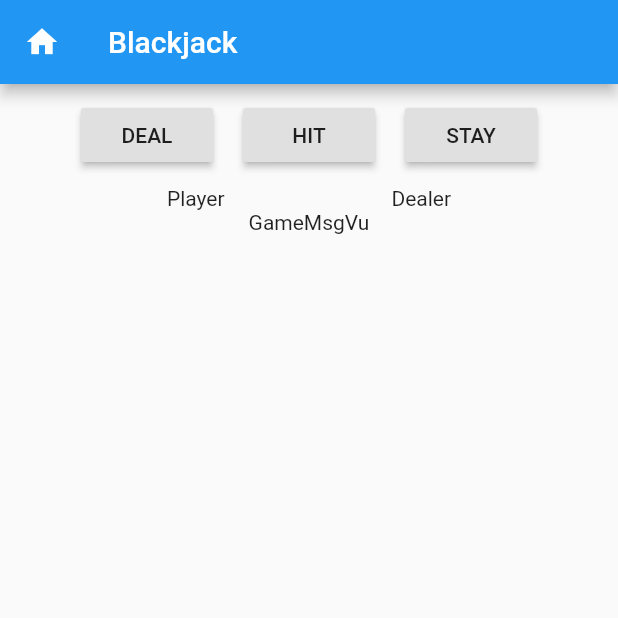
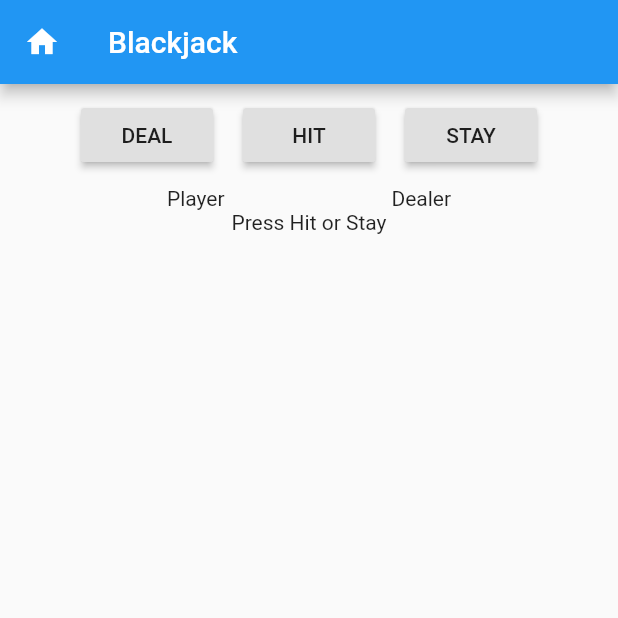
Before and after one commit to StokeMasterJack/flutter_workshop, a Flutter app: the screen it shows after launch, on a phone screen of 412 x 824 dp, the top half of it. Run offline on Flutter 3.47's test engine with Material 2 defaults, Android fonts, the phone set to English and light mode, and no system bars; our stand-ins replace permission_handler.

Commit message:
wed 12:21am

```diff
--- /dev/null
+++ b/app1/lib/bj.dart
@@ -0,0 +1,7 @@
+
+class Game{
+
+  final String msg = "Press Hit or Stay";
+
+  const Game();
+}
--- a/app1/lib/main.dart
+++ b/app1/lib/main.dart
@@ -1,4 +1,6 @@
 import 'package:flutter/material.dart';
+
+import 'bj.dart';
 
 void main() => runApp(MyApp());
 
@@ -46,7 +48,6 @@ class ButtonsVu extends StatelessWidget {
 class HandsVu extends StatelessWidget {
   const HandsVu();
 
-
   @override
   Widget build(BuildContext context) {
     return Row(
@@ -68,15 +69,19 @@ class HandVu extends StatelessWidget {
 }
 
 class GameMsgVu extends StatelessWidget {
-  const GameMsgVu();
+  final String gameMsg;
+
+  const GameMsgVu(this.gameMsg);
 
   @override
   Widget build(BuildContext context) {
-    return Text("GameMsgVu");
+    return Text(gameMsg);
   }
 }
 
 class MyApp extends StatelessWidget {
+  final g = const Game();
+
   const MyApp();
 
   void dispatch(BjAction action) {
@@ -87,9 +92,7 @@ class MyApp extends StatelessWidget {
   Widget build(BuildContext context) {
     return MaterialApp(
         title: 'Flutter Demo',
-      theme: ThemeData(
-        primarySwatch: Colors.blue,
-      ),
+        theme: ThemeData(primarySwatch: Colors.blue),
         home: Scaffold(
           appBar: AppBar(
             leading: IconButton(
@@ -99,17 +102,9 @@ class MyApp extends StatelessWidget {
                 print("home pressed");
               },
             ),
-          title: Text("Blackjack"),
+            title: const Text("Blackjack"),
           ),
-        body: Center(
-            child: Column(
-          children: [ButtonsVu(dispatch), HandsVu(), GameMsgVu()],
-        )),
-      ),
-    );
+          body: Column(children: [ButtonsVu(dispatch), HandsVu(), GameMsgVu(g.msg)]),
+        ));
   }
-
-//  Widget myButton(String text, BjAction action, BjDispatch dispatch) =>
-//      Padding(padding: EdgeInsets.all(10), child: RaisedButton(child: Text(text.toUpperCase()), onPressed: () => dispatch(action)));
-
 }
```
Also changed, not shown: app1/notes/notes.txt (renamed from app1/notes.txt, +10 -3 lines). Lines whose indentation alone changed are shown as unchanged.
